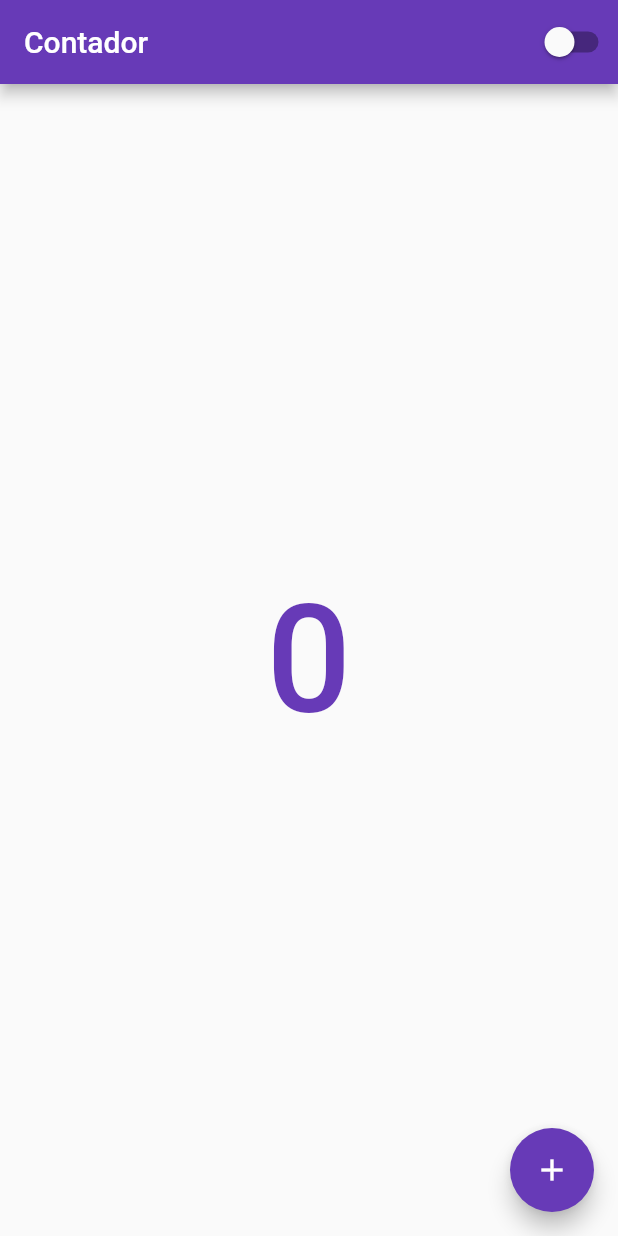
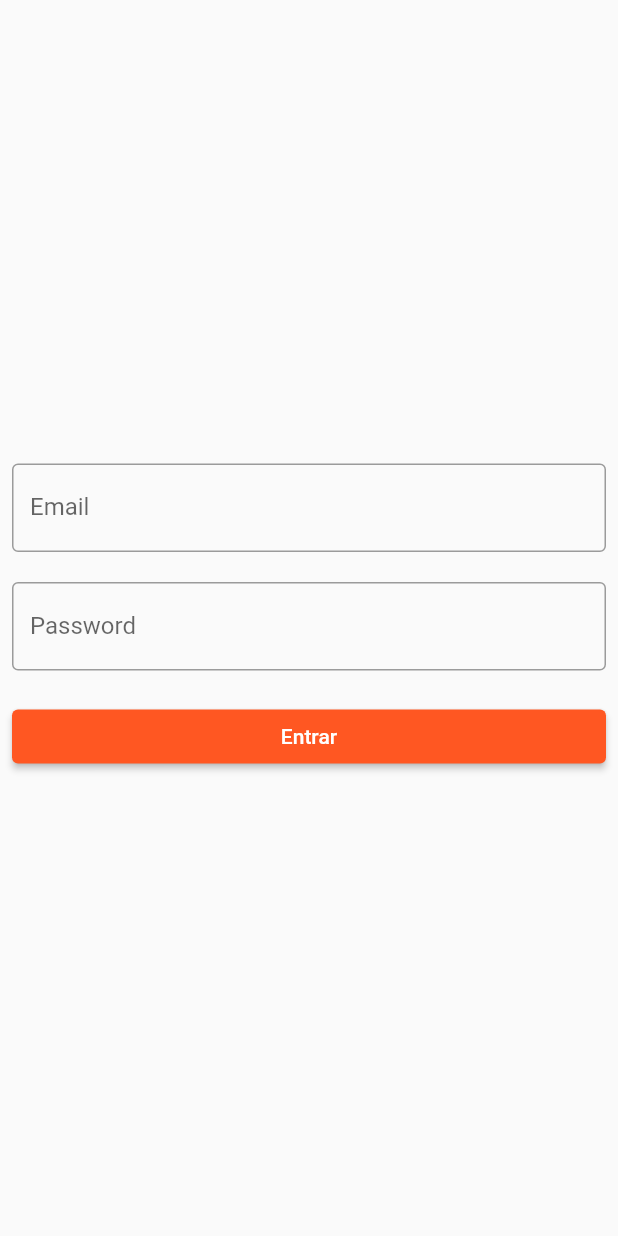
Before and after one commit to jeronimo3875br/counter-flutter-app, a Flutter app: the screen it shows after launch, on a phone screen of 412 x 824 dp. Run offline on Flutter 3.47's test engine with Material 2 defaults, Android fonts, the phone set to English and light mode, and no system bars; Roboto replaces fonts that are missing (arial).

Commit message:
adding login screen

```diff
--- a/lib/app.dart
+++ b/lib/app.dart
@@ -1,6 +1,6 @@
-import "./screens/home.screen.dart";
 import "package:flutter/material.dart";
 import "./controllers/app.controller.dart";
+import "./screens/login.screen.dart";
 
 class App extends StatelessWidget {
   @override
@@ -10,11 +10,11 @@ class App extends StatelessWidget {
         builder: (context, widget) {
           return MaterialApp(
               theme: ThemeData(
-                  primarySwatch: Colors.deepPurple,
+                  primarySwatch: Colors.deepOrange,
                   brightness: AppController.instance.isDarkTheme
                       ? Brightness.dark
                       : Brightness.light),
-              home: Home());
+              home: const Login());
         });
   }
 }
--- a/lib/components/switchTheme.component.dart
+++ b/lib/components/switchTheme.component.dart
@@ -6,10 +6,6 @@ class SwitchAppTheme extends StatelessWidget {
   Widget build(BuildContext context) {
     return Switch(
         value: AppController.instance.isDarkTheme,
-        activeColor:
-            AppController.instance.isDarkTheme ? Colors.white : Colors.white,
-        activeTrackColor:
-            AppController.instance.isDarkTheme ? Colors.black26 : Colors.white,
         onChanged: (value) {
           AppController.instance.changeAppTheme();
         });
--- a/lib/screens/home.screen.dart
+++ b/lib/screens/home.screen.dart
@@ -1,5 +1,4 @@
 import "package:flutter/material.dart";
-import "../controllers/app.controller.dart";
 import "../components/switchTheme.component.dart";
 
 class Home extends StatefulWidget {
@@ -14,34 +13,62 @@ class HomeState extends State<Home> {
 
   @override
   Widget build(BuildContext context) {
-    return AnimatedBuilder(
-        animation: AppController.instance,
-        builder: (context, widget) {
     return Scaffold(
         appBar: AppBar(
           title: const Text("Contador"),
-                  actions: <Widget>[SwitchAppTheme()]),
-              body: Container(
-                  child: Center(
-                      child: Text(
-                "$_counter",
-                style: TextStyle(
+          actions: [SwitchAppTheme()],
+        ),
+        body: SizedBox(
+            width: double.infinity,
+            height: double.infinity,
+            child: Column(
+                mainAxisAlignment: MainAxisAlignment.center, // Pai
+                crossAxisAlignment: CrossAxisAlignment.center, // Filhos
+                children: <Widget>[
+                  Text("$_counter",
+                      style: const TextStyle(
                           fontSize: 100,
-                    color: AppController.instance.isDarkTheme
-                        ? Colors.white
-                        : Colors.deepPurple,
-                    fontWeight: FontWeight.w500,
-                    fontFamily: "arial"),
-              ))),
-              floatingActionButton: FloatingActionButton(
-                  child: const Icon(Icons.add),
-                  backgroundColor: Colors.deepPurple,
-                  foregroundColor: Colors.white,
+                          fontWeight: FontWeight.bold,
+                          color: Colors.red,
+                          fontFamily: "roboto")),
+                  Row(
+                    mainAxisAlignment: MainAxisAlignment.spaceAround,
+                    children: <Widget>[
+                      ElevatedButton(
+                        child: const Text("incrementar"),
                         onPressed: () {
                           setState(() {
                             _counter++;
                           });
-                  }));
+                        },
+                      ),
+                      ElevatedButton(
+                        child: const Text("Decrementar"),
+                        onPressed: () {
+                          setState(() {
+                            _counter--;
                           });
+                        },
+                      )
+                    ],
+                  ),
+                  Container(height: 40),
+                  ElevatedButton(
+                    child: const Text("Zerar"),
+                    onPressed: () {
+                      setState(() {
+                        _counter = 0;
+                      });
+                    },
+                  )
+                ])),
+        floatingActionButton: FloatingActionButton(
+          child: const Icon(Icons.add),
+          onPressed: () {
+            setState(() {
+              _counter++;
+            });
+          },
+        ));
   }
 }
--- /dev/null
+++ b/lib/screens/login.screen.dart
@@ -0,0 +1,58 @@
+import 'package:flutter/material.dart';
+import "./home.screen.dart";
+
+class Login extends StatefulWidget {
+  const Login({Key? key}) : super(key: key);
+
+  @override
+  State<Login> createState() => _LoginState();
+}
+
+class _LoginState extends State<Login> {
+  String _email = "";
+  String _password = "";
+
+  @override
+  Widget build(BuildContext context) {
+    return Scaffold(
+        body: SingleChildScrollView(
+            child: SizedBox(
+      width: MediaQuery.of(context).size.width,
+      height: MediaQuery.of(context).size.height,
+      child: Padding(
+          padding: const EdgeInsets.all(8.0),
+          child: Column(
+            mainAxisAlignment: MainAxisAlignment.center,
+            crossAxisAlignment: CrossAxisAlignment.stretch,
+            children: <Widget>[
+              TextField(
+                onChanged: (value) {
+                  _email = value;
+                },
+                keyboardType: TextInputType.emailAddress,
+                decoration: const InputDecoration(
+                    label: Text("Email"), border: OutlineInputBorder()),
+              ),
+              Container(height: 20),
+              TextField(
+                obscureText: true,
+                onChanged: (value) {
+                  _password = value;
+                },
+                decoration: const InputDecoration(
+                    label: Text("Password"), border: OutlineInputBorder()),
+              ),
+              Container(height: 20),
+              ElevatedButton(
+                  child: const Text("Entrar"),
+                  onPressed: () {
+                    if (_email == "test@gmail.com" && _password == "12345") {
+                      Navigator.of(context).pushReplacement(
+                          MaterialPageRoute(builder: (context) => Home()));
+                    }
+                  })
+            ],
+          )),
+    )));
+  }
+}
```
Lines whose indentation alone changed are shown as unchanged.
